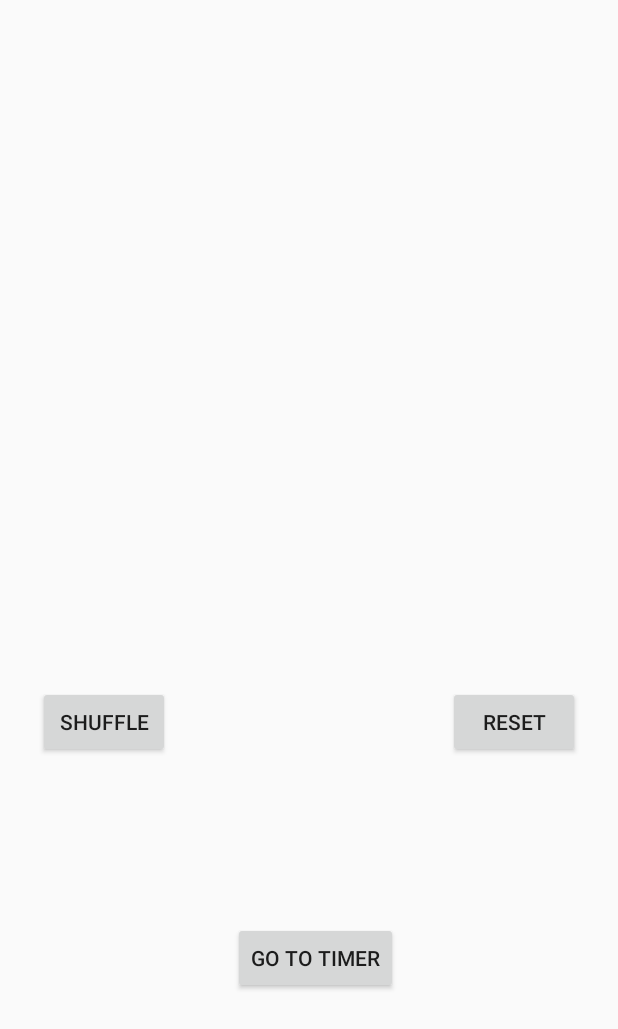
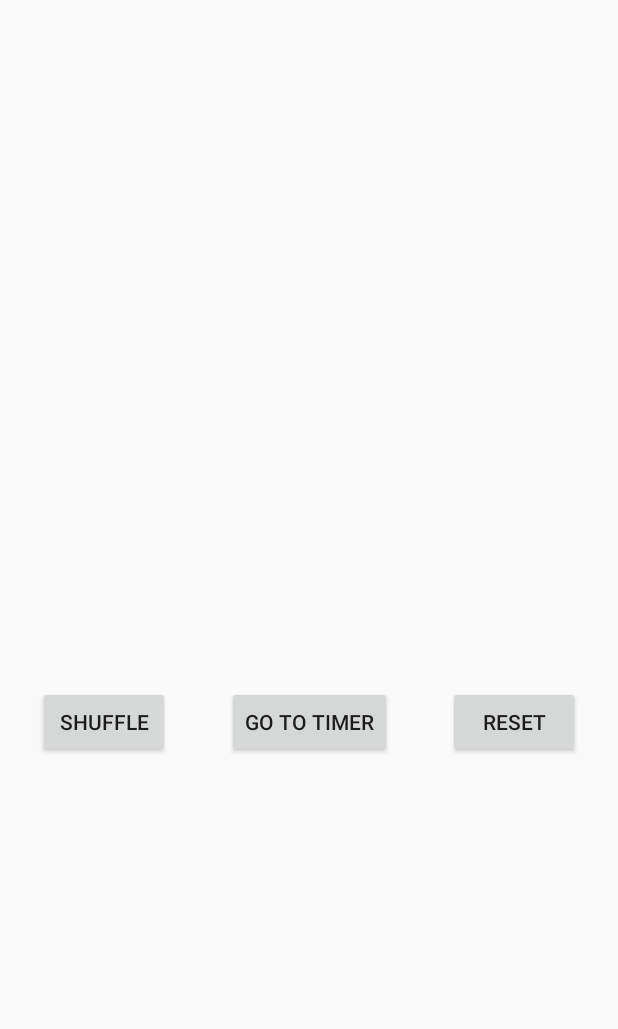
Before and after one commit to Remixt/Denton-Crits-2.0, an Android app: the GroupSortActivity screen opened directly, with no data from a screen before it, on a phone screen of 412 x 824 dp. Shown: the top 1029 px of the screen. Run offline under Robolectric (Android 15) with nearby library versions, the phone set to English and light mode, and no system bars.

```diff
--- a/app/src/main/res/layout/activity_group_sort.xml
+++ b/app/src/main/res/layout/activity_group_sort.xml
@@ -28,17 +28,14 @@
         android:id="@+id/goTimer"
         android:layout_width="wrap_content"
         android:layout_height="wrap_content"
-        android:layout_marginBottom="8dp"
-        android:layout_marginLeft="8dp"
-        android:layout_marginRight="0dp"
-        android:layout_marginTop="8dp"
         android:onClick="goToTimer"
         android:text="go to timer"
-        app:layout_constraintBottom_toBottomOf="parent"
         app:layout_constraintLeft_toRightOf="@+id/btnSort"
+        android:layout_marginLeft="8dp"
         app:layout_constraintRight_toLeftOf="@+id/btnReset"
-        app:layout_constraintTop_toBottomOf="@+id/peopleList"
-        app:layout_constraintVertical_bias="0.506" />
+        android:layout_marginRight="8dp"
+        android:layout_marginTop="8dp"
+        app:layout_constraintTop_toBottomOf="@+id/peopleList" />
 
     <Button
         android:id="@+id/btnReset"
```
